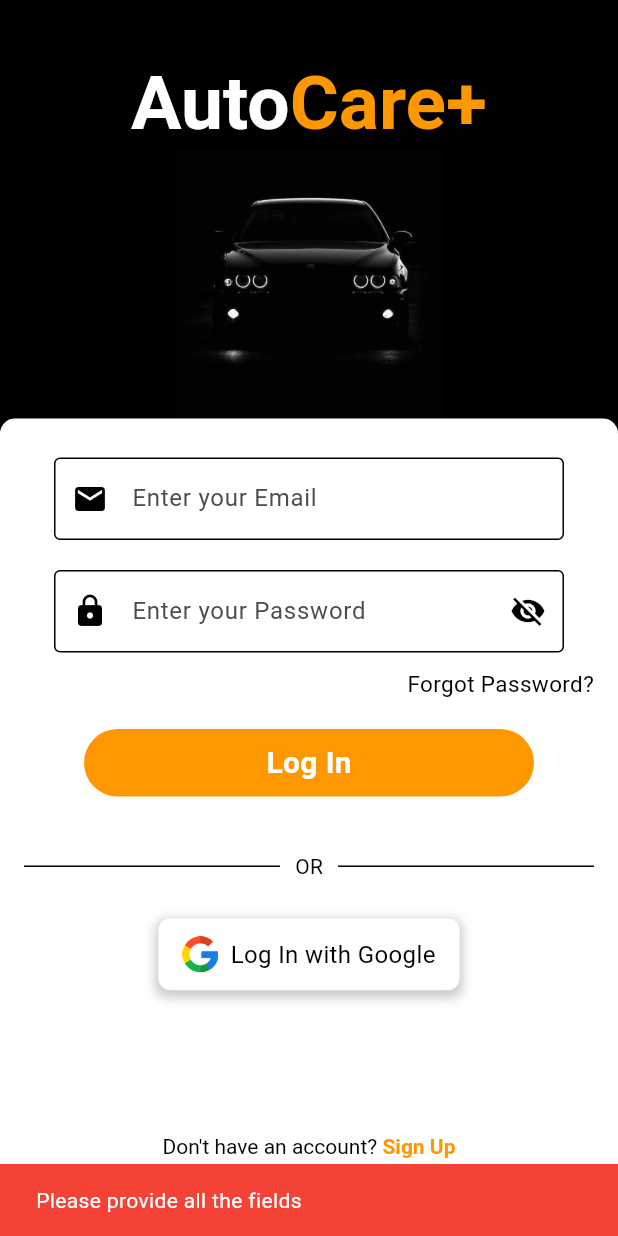
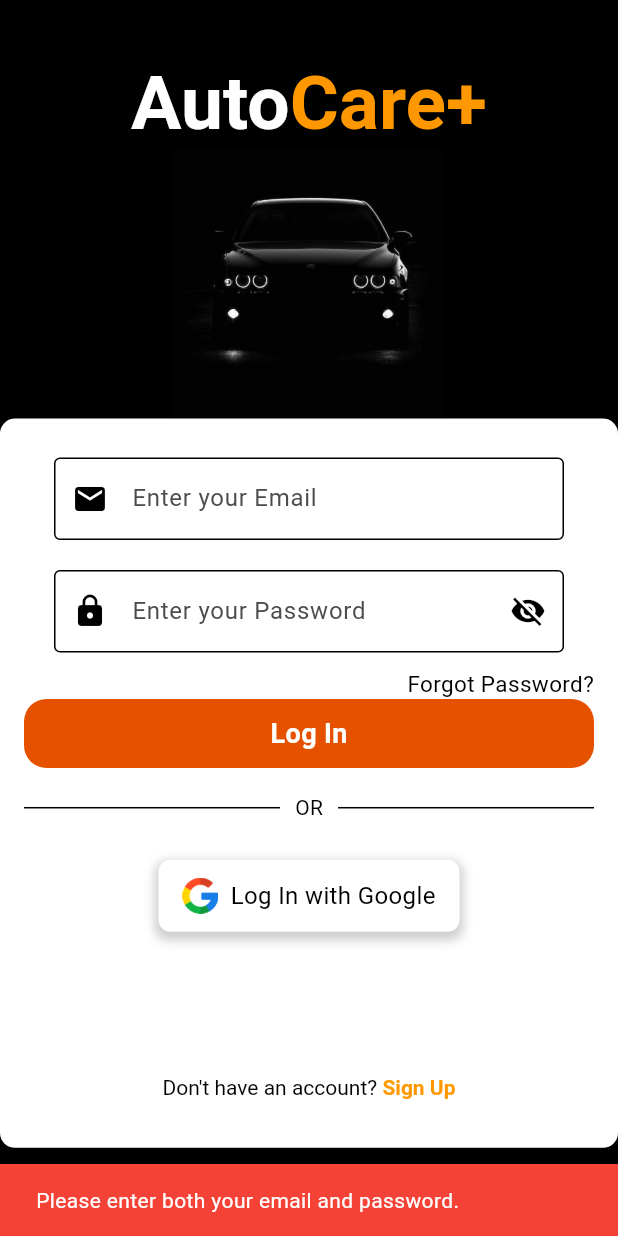
Before and after one commit to TechPyllars2024/AutoCareAutomotive, a Flutter app: the screen it shows after launch, after a tap on "Log In", on a phone screen of 412 x 824 dp. Run offline on Flutter 3.47's test engine with Material 3 defaults, Android fonts, the phone set to English and light mode, and no system bars; drawn by our look-alikes of flutter_animate; our stand-ins replace carousel_slider, cloud_firestore, curved_navigation_bar, file_picker, firebase_auth, firebase_core and 5 more; missing offline and left inert: flutter_pannable_rating_bar; accounts and stored records are empty.

Commit message:
update: changes in auth

```diff
--- a/lib/Authentication/models/service_provider.dart
+++ b/lib/Authentication/models/service_provider.dart
@@ -1,12 +1,10 @@
 class UserModel {
   final String uid;
-  final String name;
   final String email;
-  final List<String> roles;
+  final List<String> roles; // Roles like ['car_owner', 'service_provider']
 
   UserModel({
     required this.uid,
-    required this.name,
     required this.email,
     required this.roles,
   });
@@ -15,7 +13,6 @@ class UserModel {
   Map<String, dynamic> toMap() {
     return {
       'uid': uid,
-      'name': name,
       'email': email,
       'roles': roles,
     };
@@ -25,9 +22,8 @@ class UserModel {
   factory UserModel.fromMap(Map<String, dynamic> map) {
     return UserModel(
       uid: map['uid'] ?? '',
-      name: map['name'] ?? '',
       email: map['email'] ?? '',
-        roles: List<String>.from(map['roles'] ?? []),
+      roles: List<String>.from(map['roles'] ?? []),
     );
   }
 }
--- a/lib/Authentication/services/authentication.dart
+++ b/lib/Authentication/services/authentication.dart
@@ -12,34 +12,23 @@ class AuthenticationMethod {
 
   // SIGN UP with Email and Password for Service Providers
   Future<String> signupServiceProvider({
-    required String name,
     required String email,
     required String password,
   }) async {
-    if (email.isEmpty || password.isEmpty || name.isEmpty) {
-      return "Please provide all the fields";
+    if (email.isEmpty || password.isEmpty) {
+      return "Please fill in all the required fields.";
     }
     try {
       // Check if the user already exists with a conflicting role
-      QuerySnapshot existingUser = await firestore
-          .collection("users")
-          .where('email', isEqualTo: email)
-          .where('roles', arrayContains: 'car_owner')
-          .get();
+      DocumentSnapshot existingUserDoc =
+      await firestore.collection("users").doc(email).get();
 
-      if (existingUser.docs.isNotEmpty) {
-        return "You already have an account as a car owner";
-      }
-
-      // Check if the user already exists as a service provider
-      QuerySnapshot existingServiceProvider = await firestore
-          .collection("users")
-          .where('email', isEqualTo: email)
-          .where('roles', arrayContains: 'service_provider')
-          .get();
-
-      if (existingServiceProvider.docs.isNotEmpty) {
-        return "You already have an account as a service provider";
+      if (existingUserDoc.exists) {
+        UserModel existingUser =
+        UserModel.fromMap(existingUserDoc.data() as Map<String, dynamic>);
+        if (existingUser.roles.contains('car_owner')) {
+          return "It looks like you already have a car owner account. Please use a different email or log in.";
+        }
       }
 
       // Register the user with email and password
@@ -51,7 +40,6 @@ class AuthenticationMethod {
       // Create the ServiceProviderModel
       UserModel newUser = UserModel(
         uid: credential.user!.uid,
-        name: name,
         email: email,
         roles: ['service_provider'],
       );
@@ -61,9 +49,18 @@ class AuthenticationMethod {
 
       return 'SUCCESS';
     } on FirebaseAuthException catch (e) {
-      return e.message ?? "An error occurred";
+      switch (e.code) {
+        case 'email-already-in-use':
+          return "The email address is already in use by another account. Please use a different email.";
+        case 'weak-password':
+          return "The password is too weak. Please choose a stronger password.";
+        case 'invalid-email':
+          return "The email address is not valid. Please check and try again.";
+        default:
+          return e.message ?? "We encountered an error during registration. Please try again.";
+      }
     } catch (e) {
-      return "An unexpected error occurred";
+      return "Something went wrong. Please try again later.";
     }
   }
 
@@ -73,7 +70,7 @@ class AuthenticationMethod {
     required String password,
   }) async {
     if (email.isEmpty || password.isEmpty) {
-      return "Please provide all the fields";
+      return "Please enter both your email and password.";
     }
 
     try {
@@ -85,9 +82,22 @@ class AuthenticationMethod {
 
       return "SUCCESS";
     } on FirebaseAuthException catch (e) {
-      return e.message ?? "An error occurred";
+      switch (e.code) {
+        case 'user-not-found':
+          return "No account found with this email. Please check or sign up.";
+        case 'wrong-password':
+          return "Incorrect password. Please try again.";
+        case 'invalid-email':
+          return "The email address format is not valid. Please check and try again.";
+        case 'user-disabled':
+          return "This account has been disabled. Please contact support.";
+        case 'invalid-credential':
+          return "The entered email/password is invalid. Please check your inputs.";
+        default:
+          return e.message ?? "An unknown error occurred. Please try again.";
+      }
     } catch (e) {
-      return "An unexpected error occurred";
+      return "Something went wrong. Please try again later.";
     }
   }
 
@@ -106,7 +116,7 @@ class AuthenticationMethod {
     required String email,
   }) async {
     if (email.isEmpty) {
-      return "Please provide an email";
+      return "Please enter your email address.";
     }
 
     try {
@@ -114,12 +124,12 @@ class AuthenticationMethod {
       final querySnapshot = await FirebaseFirestore.instance
           .collection('users')
           .where('email', isEqualTo: email)
-          .limit(1) // Limit to 1 result for efficiency
+          .limit(1)
           .get();
 
       // Check if any documents were returned
       if (querySnapshot.docs.isEmpty) {
-        return "No account found with that email";
+        return "No account found with this email. Please check or sign up.";
       }
 
       // If email exists, proceed to send the password reset email
@@ -128,15 +138,18 @@ class AuthenticationMethod {
       return "A reset link has been sent.";
     } on FirebaseAuthException catch (e) {
       // Handle specific errors
-      if (e.code == 'invalid-email') {
-        return "The email address is badly formatted";
-      } else if (e.code == 'too-many-requests') {
-        return "Too many requests, please try again later";
-      } else {
-        return e.message ?? "An error occurred";
+      switch (e.code) {
+        case 'invalid-email':
+          return "The email address you entered is not properly formatted. Please check it.";
+        case 'user-not-found':
+          return "There is no account registered with this email.";
+        case 'too-many-requests':
+          return "You've made too many requests. Please wait for a moment and try again.";
+        default:
+          return e.message ?? "An error occurred. Please try again.";
       }
     } catch (e) {
-      return "An unexpected error occurred";
+      return "Something went wrong. Please try again later.";
     }
   }
 
@@ -144,11 +157,16 @@ class AuthenticationMethod {
   Future<String> signInWithGoogle() async {
     try {
       // Initiate Google Sign-In process
-      final GoogleSignIn googleSignIn = GoogleSignIn();
+      final GoogleSignIn googleSignIn = GoogleSignIn(
+          scopes: [
+            "https://www.googleapis.com/auth/userinfo.profile",
+            "https://www.googleapis.com/auth/userinfo.email"
+          ]
+      );
       final GoogleSignInAccount? googleUser = await googleSignIn.signIn();
 
       if (googleUser == null) {
-        return "Google Sign-In aborted";
+        return "Google Sign-In was canceled. Please try again.";
       }
 
       final GoogleSignInAuthentication googleAuth =
@@ -166,7 +184,7 @@ class AuthenticationMethod {
       final User? user = userCredential.user;
 
       if (user == null) {
-        return "Google Sign-In failed";
+        return "Failed to sign in with Google. Please try again.";
       }
 
       // Check if the user already exists as a car owner
@@ -198,7 +216,6 @@ class AuthenticationMethod {
       // Create the ServiceProviderModel and store in Firestore
       UserModel newUser = UserModel(
         uid: user.uid,
-        name: user.displayName ?? "No Name",
         email: user.email ?? "No Email",
         roles: ['service_provider'],
       );
@@ -207,9 +224,9 @@ class AuthenticationMethod {
 
       return 'SUCCESS';
     } on FirebaseAuthException catch (e) {
-      return e.message ?? "An error occurred";
+      return e.message ?? "A problem occurred during Google Sign-In. Please try again.";
     } catch (e) {
-      return "An unexpected error occurred";
+      return "An unexpected error occurred. Please try again later.";
     }
   }
 
@@ -220,9 +237,14 @@ class AuthenticationMethod {
       await GoogleSignIn().signOut();
 
       // Initiate Google Log-In process
-      final GoogleSignInAccount? googleUser = await GoogleSignIn().signIn();
+      final GoogleSignInAccount? googleUser = await GoogleSignIn(
+          scopes: [
+            "https://www.googleapis.com/auth/userinfo.profile",
+            "https://www.googleapis.com/auth/userinfo.email"
+          ]
+      ).signIn();
       if (googleUser == null) {
-        return "Google Log-In aborted";
+        return "Google Log-In was canceled. Please try again.";
       }
 
       final GoogleSignInAuthentication googleAuth =
@@ -240,7 +262,7 @@ class AuthenticationMethod {
       final User? user = userCredential.user;
 
       if (user == null) {
-        return "Google Log-In failed";
+        return "Failed to log in with Google. Please try again.";
       }
 
       // Check if the user exists in the users collection and has the service_provider role
@@ -255,15 +277,15 @@ class AuthenticationMethod {
         if (roles.contains('service_provider')) {
           return "Service Provider";
         } else {
-          return "You are not registered as a service provider";
+          return "You are not registered as a service provider. Please use the appropriate account.";
         }
       } else {
-        return "User does not exist. Please register first.";
+        return "No account found. Please register as a service provider.";
       }
     } on FirebaseAuthException catch (e) {
-      return e.message ?? "An error occurred";
+      return e.message ?? "A problem occurred during Google Log-In. Please try again.";
     } catch (e) {
-      return "An unexpected error occurred";
+      return "An unexpected error occurred. Please try again later.";
     }
   }
 }
--- a/lib/Authentication/widgets/button.dart
+++ b/lib/Authentication/widgets/button.dart
@@ -1,39 +1,58 @@
 import 'package:flutter/material.dart';
 
 class MyButtons extends StatelessWidget {
-  final VoidCallback onTap;
+  final VoidCallback? onTap; // Allow for null callbacks
   final String text;
+  final bool isLoading; // Add this parameter
 
   const MyButtons({
     super.key,
     required this.onTap,
     required this.text,
+    this.isLoading = false, // Default to false if not provided
   });
 
   @override
   Widget build(BuildContext context) {
     return InkWell(
-      onTap: onTap,
+
+      onTap: isLoading ? null : onTap, // Disable tap when loading
       child: Padding(
-        padding: const EdgeInsets.all(20),
+        padding: const EdgeInsets.only(top: 0.0),
         child: Container(
           alignment: Alignment.center,
-          padding: const EdgeInsets.symmetric(vertical: 8),
-          width: 300,
-          decoration: const ShapeDecoration(
+          padding: const EdgeInsets.symmetric(vertical: 10),
+          width: double.infinity,
+
+          decoration: ShapeDecoration(
             shape: RoundedRectangleBorder(
               borderRadius: BorderRadius.all(
-                  Radius.circular(30),
+                Radius.circular(15),
               ),
+
             ),
-              color: Colors.orange),
-          child: Text(
+
+            color: Colors.orange.shade900, // Keep the button color consistent
+          ),
+          child: Stack(
+            alignment: Alignment.center,
+            children: [
+              // Display text or loading indicator based on isLoading
+              if (isLoading)
+                const CircularProgressIndicator(
+                  color: Colors.white,
+
+                )
+              else
+                Text(
                   text,
                   style: const TextStyle(
-              fontSize: 20,
+                    fontSize: 18,
                     color: Colors.white,
                     fontWeight: FontWeight.bold,
                   ),
+                ),
+            ],
           ),
         ),
       ),
```
Also changed, not shown: lib/Authentication/screens/signup.dart (+10 -1 lines), lib/Authentication/widgets/googleButton.dart (line endings or trailing spaces). Lines whose indentation alone changed are shown as unchanged.
